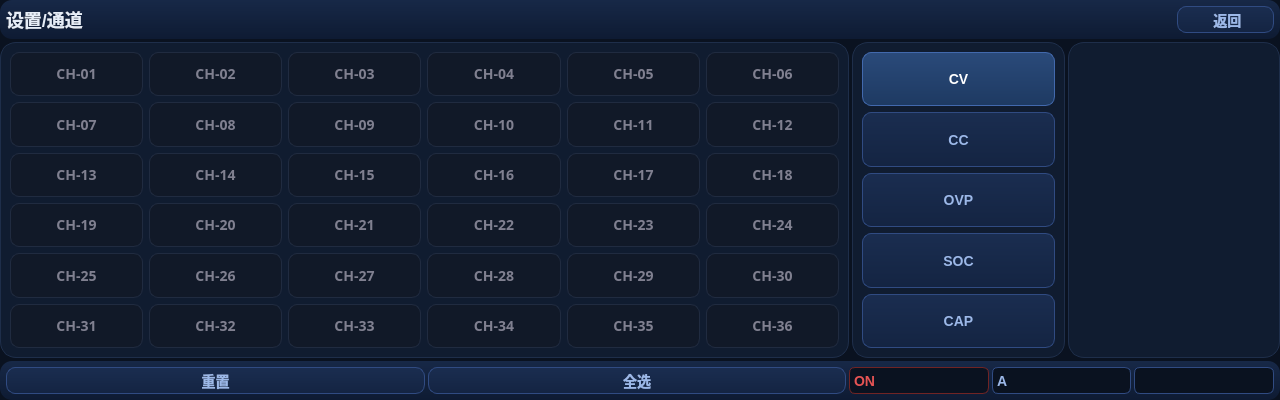
First picture: the form in widgets/interaction/channelsetpage.ui, repository housir-debug/Leacesy_M3506, before the edit.
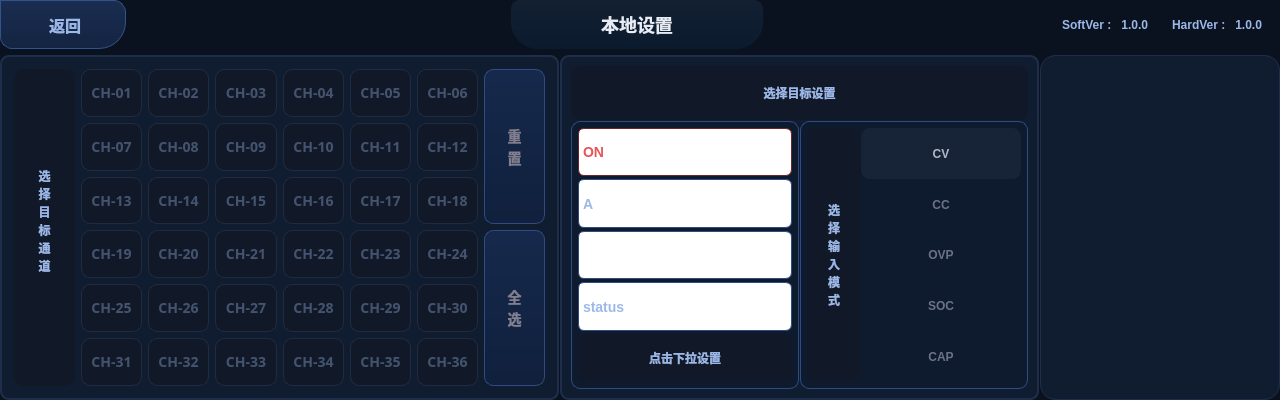
Second picture: the form after the edit. Icons and pictures are not drawn. Custom widgets are drawn as their Qt base class.

Commit message: fix:升级通道卡片和通道页面UI,升级设置通道页面和设备设置页面

What changed in the file:
```diff
--- a/widgets/interaction/channelsetpage.ui
+++ b/widgets/interaction/channelsetpage.ui
@@ -42,11 +42,65 @@
   <property name="styleSheet">
    <string notr="true">* {
     font-family: &quot;WenQuanYi Micro Hei&quot;;
-	background-color: #0A1220;
 	border: none;
+}#channelsetting{
+	background-color: #0A1220;
 }
 
-#channelsetting QComboBox {
+#channelsetting #page_label {
+	background: qlineargradient(x1:0,y1:0,x2:0,y2:1,stop:0 #122032,stop:1 #0C1A2E);
+	font-weight: bold;
+	font-size: 18px;
+	color: #E6EDF7;
+	border-bottom-left-radius: 27px;
+    border-bottom-right-radius: 27px;
+}#channelsetting #softver_label,
+#channelsetting #hardver_label{
+	background: transparent;
+	font-size: 12px;
+	font-weight: bold;
+	color: #9CB8E8;
+}#channelsetting #back_pushButton{
+	background: qlineargradient(x1:0, y1:0, x2:0, y2:1,stop:0 #1A2D50, stop:1 #142442);
+	border: 1.2px solid #34528c;
+    font-weight: bold;
+	font-size: 16px;
+	color: #9CB8E8;
+	border-top-right-radius: 12px;
+	border-bottom-left-radius: 12px;
+	border-bottom-right-radius: 27px;
+}
+
+#channelsetting #chselectframe,
+#channelsetting #frame_3{
+    background-color: #101C30;
+    border: 1.8px solid #1E2E4A; 
+    border-radius: 9px;
+}#channelsetting QLabel{
+	background: #111928;
+	border-radius: 9px;
+	font-weight: bold;
+	font-size: 12px;
+	color: #9CB8E8;
+}#channelsetting #chselectframe QPushButton {
+    background: qlineargradient(x1:0, y1:0, x2:0, y2:1,stop:0 #16294C, stop:1 #10203D);
+    border: 1px solid #304b82;
+    border-radius: 9px;
+    font-weight: bold;
+	font-size: 14px;
+	color: #808090;
+}#channelsetting #chselectframe QPushButton:checked,
+#channelsetting #chselectframe QPushButton:pressed {
+    background: qlineargradient(x1:0, y1:0, x2:0, y2:1,stop:0 #2A4A7A, stop:1 #1E3A62);
+    border: 1.8px solid #4269ad;
+    color: #FFFFFF;
+}#channelsetting #chselectframe QPushButton:disabled {
+    background: #111928;
+    border: 1px solid #202b40;
+    color: #445470;
+}
+
+#channelsetting #frame_3 QComboBox {
     background: qlineargradient(x1:0, y1:0, x2:0, y2:1,
                 stop:0 #1A2D50, stop:1 #142442);
     border: 1px solid #304b82;
@@ -54,17 +108,13 @@
     color: #9CB8E8;
     font-size: 14px;
     font-weight: bold;
-}
-#channelsetting QComboBox:disabled {
+}#channelsetting #frame_3 QComboBox:disabled {
     background: #111928;
     border: 1px solid #202b40;
     color: #445470;
-}
-#channelsetting QComboBox::drop-down {
+}#channelsetting #frame_3 QComboBox::drop-down {
     background: transparent;
-}
-
-#channelsetting QComboBox QAbstractItemView {
+}#channelsetting #frame_3 QComboBox QAbstractItemView {
     background-color: #142442;
     border: 1px solid #304b82;
     border-radius: 9px;
@@ -74,82 +124,49 @@
     outline: none;
     selection-background-color: #2A4A7A;
     selection-color: #FFFFFF;
-}
-#channelsetting QComboBox QAbstractItemView::item {
+}#channelsetting #frame_3 QComboBox QAbstractItemView::item {
     background: transparent;
  	border-radius: 6px;
 	color: #9CB8E8;
 	min-height: 27px;
     padding: 2px 8px;
-}
-#channelsetting QComboBox QAbstractItemView::item:selected {
+}#channelsetting #frame_3 QComboBox QAbstractItemView::item:selected {
     background-color: #2A4A7A;
     color: #FFFFFF;
-}
-
-#channelsetting QPushButton {
-    background: qlineargradient(x1:0, y1:0, x2:0, y2:1,stop:0 #1A2D50, stop:1 #142442);
-    border: 1px solid #304b82;
-    border-radius: 9px;
-    font-weight: bold;
-	font-size: 14px;
-	color: #9CB8E8;
-}
-#channelsetting QPushButton:pressed {
-    background: #195c3c;
-    border-color: #37b677;
-    color: #ffffff;
-}
-#channelsetting QPushButton:disabled {
-    background: #111928;
-    border: 1px solid #202b40;
-    color: #445470;
-}
-
-#channelsetting #page_label {
-    background: transparent;
-    border: none;
-	font-weight: bold;
-	font-size: 18px;
-	color: #E6EDF7;
-}
-#channelsetting #frame_5,
-#channelsetting #frame_6 {
-    background: qlineargradient(x1:0, y1:0, x2:0, y2:1,stop:0 #172847, stop:1 #0E1B33);
- 	border-radius: 12px;
-    border: none;
-}
-
-#channelsetting #chselectframe,
-#channelsetting #frame_3,
-#channelsetting #keyframe {
-    background-color: #101C30;
-    border: 1px solid #1E2E4A; 
-    border-radius: 16px;
-}
-#channelsetting #chselectframe QPushButton {
-    color: #808090;
-}
-#channelsetting #frame_3 QPushButton:checked,
-#channelsetting #chselectframe QPushButton:checked {
-    background: qlineargradient(x1:0, y1:0, x2:0, y2:1,stop:0 #2A4A7A, stop:1 #1E3A62);
-    border: 1px solid #4269ad;
-    color: #FFFFFF;
-}
-
-#channelsetting #onoff_comboBox{
+}#channelsetting #frame_3 #onoff_comboBox{
     color: #e65454;
     border-color: #702424;
-}
-#channelsetting #onoff_comboBox[Outputed=true]{
+}#channelsetting #frame_3 #onoff_comboBox[Outputed=true]{
     color: #34b979;
     border-color: #1f5c40;
+}
+
+#channelsetting #frame_3 #frame_2,
+#channelsetting #frame_3 #frame{
+	background-color: #0E1A2E;
+	border: 1.2px solid #304b82;
+	border-radius: 9px;
+}#channelsetting #frame_3  #frame QPushButton {
+	background-color: transparent; 
+	border-radius: 9px;
+    font-weight: bold;
+	font-size: 12px;
+	color: #6A7288; 
+}#channelsetting #frame_3  #frame QPushButton:checked{
+    background-color: rgba(255, 255, 255, 0.04);
+	color: #B0B8C5;
+}
+
+#channelsetting #keyframe {
+    background-color: #101C30;
+    border: 1px solid #1E2E4A; 
+    border-radius: 16px;
 }</string>
   </property>
   <property name="locale">
    <locale language="Chinese" country="China"/>
   </property>
-  <layout class="QGridLayout" name="gridLayout_2" rowstretch="1,8,1" columnstretch="4,1,1">
+  <layout class="QGridLayout" name="gridLayout_2" rowstretch="1,7" columnstretch="7,6,3">
    <property name="leftMargin">
     <number>0</number>
    </property>
@@ -162,9 +179,34 @@
    <property name="bottomMargin">
     <number>0</number>
    </property>
-   <property name="spacing">
-    <number>3</number>
+   <property name="horizontalSpacing">
+    <number>1</number>
    </property>
+   <property name="verticalSpacing">
+    <number>6</number>
+   </property>
+   <item row="1" column="2">
+    <widget class="numberkeypad" name="keyframe">
+     <property name="cursor">
+      <cursorShape>BlankCursor</cursorShape>
+     </property>
+     <property name="contextMenuPolicy">
+      <enum>Qt::NoContextMenu</enum>
+     </property>
+     <property name="styleSheet">
+      <string notr="true"/>
+     </property>
+     <property name="frameShape">
+      <enum>QFrame::NoFrame</enum>
+     </property>
+     <property name="frameShadow">
+      <enum>QFrame::Plain</enum>
+     </property>
+     <property name="lineWidth">
+      <number>0</number>
+     </property>
+    </widget>
+   </item>
    <item row="0" column="0" colspan="3">
     <widget class="QFrame" name="frame_5">
      <property name="cursor">
@@ -182,35 +224,22 @@
      <property name="lineWidth">
       <number>0</number>
      </property>
-     <layout class="QHBoxLayout" name="horizontalLayout" stretch="12,1">
+     <layout class="QHBoxLayout" name="horizontalLayout" stretch="2,6,4,6,2">
+      <property name="spacing">
+       <number>6</number>
+      </property>
       <property name="leftMargin">
-       <number>6</number>
+       <number>0</number>
       </property>
       <property name="topMargin">
-       <number>6</number>
+       <number>0</number>
       </property>
       <property name="rightMargin">
-       <number>6</number>
+       <number>0</number>
       </property>
       <property name="bottomMargin">
-       <number>6</number>
-      </property>
-      <item>
-       <widget class="QLabel" name="page_label">
-        <property name="cursor">
-         <cursorShape>BlankCursor</cursorShape>
-        </property>
-        <property name="contextMenuPolicy">
-         <enum>Qt::NoContextMenu</enum>
-        </property>
-        <property name="lineWidth">
          <number>0</number>
         </property>
-        <property name="text">
-         <string>设置/通道</string>
-        </property>
-       </widget>
-      </item>
       <item>
        <widget class="QPushButton" name="back_pushButton">
         <property name="sizePolicy">
@@ -237,6 +266,76 @@
         </property>
        </widget>
       </item>
+      <item>
+       <spacer name="horizontalSpacer">
+        <property name="orientation">
+         <enum>Qt::Horizontal</enum>
+        </property>
+        <property name="sizeHint" stdset="0">
+         <size>
+          <width>40</width>
+          <height>20</height>
+         </size>
+        </property>
+       </spacer>
+      </item>
+      <item>
+       <widget class="QLabel" name="page_label">
+        <property name="cursor">
+         <cursorShape>BlankCursor</cursorShape>
+        </property>
+        <property name="contextMenuPolicy">
+         <enum>Qt::NoContextMenu</enum>
+        </property>
+        <property name="lineWidth">
+         <number>0</number>
+        </property>
+        <property name="text">
+         <string>本地设置</string>
+        </property>
+        <property name="alignment">
+         <set>Qt::AlignCenter</set>
+        </property>
+       </widget>
+      </item>
+      <item>
+       <widget class="QLabel" name="softver_label">
+        <property name="cursor">
+         <cursorShape>BlankCursor</cursorShape>
+        </property>
+        <property name="contextMenuPolicy">
+         <enum>Qt::NoContextMenu</enum>
+        </property>
+        <property name="lineWidth">
+         <number>0</number>
+        </property>
+        <property name="text">
+         <string>SoftVer :   1.0.0</string>
+        </property>
+        <property name="alignment">
+         <set>Qt::AlignRight|Qt::AlignTrailing|Qt::AlignVCenter</set>
+        </property>
+       </widget>
+      </item>
+      <item>
+       <widget class="QLabel" name="hardver_label">
+        <property name="cursor">
+         <cursorShape>BlankCursor</cursorShape>
+        </property>
+        <property name="contextMenuPolicy">
+         <enum>Qt::NoContextMenu</enum>
+        </property>
+        <property name="lineWidth">
+         <number>0</number>
+        </property>
+        <property name="text">
+         <string>HardVer :   1.0.0</string>
+        </property>
+        <property name="alignment">
+         <set>Qt::AlignCenter</set>
+        </property>
+       </widget>
+      </item>
      </layout>
     </widget>
    </item>
@@ -260,23 +359,45 @@
      <property name="lineWidth">
       <number>0</number>
      </property>
-     <layout class="QGridLayout" name="gridLayout">
+     <layout class="QGridLayout" name="gridLayout" rowstretch="1,1,1,1,1,1" columnstretch="1,1,1,1,1,1,1,1">
       <property name="leftMargin">
-       <number>9</number>
+       <number>12</number>
       </property>
       <property name="topMargin">
-       <number>9</number>
+       <number>12</number>
       </property>
       <property name="rightMargin">
-       <number>9</number>
+       <number>12</number>
       </property>
       <property name="bottomMargin">
-       <number>9</number>
+       <number>12</number>
       </property>
-      <property name="spacing">
-       <number>6</number>
-      </property>
-      <item row="0" column="0">
+      <item row="0" column="0" rowspan="6">
+       <widget class="QLabel" name="selectch_label">
+        <property name="cursor">
+         <cursorShape>BlankCursor</cursorShape>
+        </property>
+        <property name="contextMenuPolicy">
+         <enum>Qt::NoContextMenu</enum>
+        </property>
+        <property name="lineWidth">
+         <number>0</number>
+        </property>
+        <property name="text">
+         <string>选
+择
+目
+标
+通
+道
+</string>
+        </property>
+        <property name="alignment">
+         <set>Qt::AlignCenter</set>
+        </property>
+       </widget>
+      </item>
+      <item row="0" column="1">
        <widget class="QPushButton" name="pushButton1">
         <property name="enabled">
          <bool>false</bool>
@@ -315,7 +436,7 @@
         </property>
        </widget>
       </item>
-      <item row="0" column="1">
+      <item row="0" column="2">
        <widget class="QPushButton" name="pushButton2">
         <property name="enabled">
          <bool>false</bool>
@@ -354,7 +475,7 @@
         </property>
        </widget>
       </item>
-      <item row="0" column="2">
+      <item row="0" column="3">
        <widget class="QPushButton" name="pushButton3">
         <property name="enabled">
          <bool>false</bool>
@@ -393,7 +514,7 @@
         </property>
        </widget>
       </item>
-      <item row="0" column="3">
+      <item row="0" column="4">
        <widget class="QPushButton" name="pushButton4">
         <property name="enabled">
          <bool>false</bool>
@@ -432,7 +553,7 @@
         </property>
        </widget>
       </item>
-      <item row="0" column="4">
+      <item row="0" column="5">
        <widget class="QPushButton" name="pushButton5">
         <property name="enabled">
          <bool>false</bool>
@@ -471,7 +592,7 @@
         </property>
        </widget>
       </item>
-      <item row="0" column="5">
+      <item row="0" column="6">
        <widget class="QPushButton" name="pushButton6">
         <property name="enabled">
          <bool>false</bool>
@@ -510,7 +631,30 @@
         </property>
        </widget>
       </item>
-      <item row="1" column="0">
+      <item row="0" column="7" rowspan="3">
+       <widget class="QPushButton" name="allFO_pushButton">
+        <property name="sizePolicy">
+         <sizepolicy hsizetype="Preferred" vsizetype="Preferred">
+          <horstretch>0</horstretch>
+          <verstretch>0</verstretch>
+         </sizepolicy>
+        </property>
+        <property name="cursor">
+         <cursorShape>BlankCursor</cursorShape>
+        </property>
+        <property name="focusPolicy">
+         <enum>Qt::NoFocus</enum>
+        </property>
+        <property name="contextMenuPolicy">
+         <enum>Qt::NoContextMenu</enum>
+        </property>
+        <property name="text">
+         <string>重
+置</string>
+        </property>
+       </widget>
+      </item>
+      <item row="1" column="1">
        <widget class="QPushButton" name="pushButton7">
         <property name="enabled">
          <bool>false</bool>
@@ -549,7 +693,7 @@
         </property>
        </widget>
       </item>
-      <item row="1" column="1">
+      <item row="1" column="2">
        <widget class="QPushButton" name="pushButton8">
         <property name="enabled">
          <bool>false</bool>
@@ -588,7 +732,7 @@
         </property>
        </widget>
       </item>
-      <item row="1" column="2">
+      <item row="1" column="3">
        <widget class="QPushButton" name="pushButton9">
         <property name="enabled">
          <bool>false</bool>
@@ -627,7 +771,7 @@
         </property>
        </widget>
       </item>
-      <item row="1" column="3">
+      <item row="1" column="4">
        <widget class="QPushButton" name="pushButton10">
         <property name="enabled">
          <bool>false</bool>
@@ -666,7 +810,7 @@
         </property>
        </widget>
       </item>
-      <item row="1" column="4">
+      <item row="1" column="5">
        <widget class="QPushButton" name="pushButton11">
         <property name="enabled">
          <bool>false</bool>
@@ -702,7 +846,7 @@
         </property>
        </widget>
       </item>
-      <item row="1" column="5">
+      <item row="1" column="6">
        <widget class="QPushButton" name="pushButton12">
         <property name="enabled">
          <bool>false</bool>
@@ -738,7 +882,7 @@
         </property>
        </widget>
       </item>
-      <item row="2" column="0">
+      <item row="2" column="1">
        <widget class="QPushButton" name="pushButton13">
         <property name="enabled">
          <bool>false</bool>
@@ -774,7 +918,7 @@
         </property>
        </widget>
       </item>
-      <item row="2" column="1">
+      <item row="2" column="2">
        <widget class="QPushButton" name="pushButton14">
         <property name="enabled">
          <bool>false</bool>
@@ -810,7 +954,7 @@
         </property>
        </widget>
       </item>
-      <item row="2" column="2">
+      <item row="2" column="3">
        <widget class="QPushButton" name="pushButton15">
         <property name="enabled">
          <bool>false</bool>
@@ -846,7 +990,7 @@
         </property>
        </widget>
       </item>
-      <item row="2" column="3">
+      <item row="2" column="4">
        <widget class="QPushButton" name="pushButton16">
         <property name="enabled">
          <bool>false</bool>
@@ -885,7 +1029,7 @@
         </property>
        </widget>
       </item>
-      <item row="2" column="4">
+      <item row="2" column="5">
        <widget class="QPushButton" name="pushButton17">
         <property name="enabled">
          <bool>false</bool>
@@ -921,7 +1065,7 @@
         </property>
        </widget>
       </item>
-      <item row="2" column="5">
+      <item row="2" column="6">
        <widget class="QPushButton" name="pushButton18">
         <property name="enabled">
          <bool>false</bool>
@@ -957,7 +1101,7 @@
         </property>
        </widget>
       </item>
-      <item row="3" column="0">
+      <item row="3" column="1">
        <widget class="QPushButton" name="pushButton19">
         <property name="enabled">
          <bool>false</bool>
@@ -993,7 +1137,7 @@
         </property>
        </widget>
       </item>
-      <item row="3" column="1">
+      <item row="3" column="2">
        <widget class="QPushButton" name="pushButton20">
         <property name="enabled">
          <bool>false</bool>
@@ -1029,7 +1173,7 @@
         </property>
        </widget>
       </item>
-      <item row="3" column="2">
+      <item row="3" column="3">
        <widget class="QPushButton" name="pushButton21">
         <property name="enabled">
          <bool>false</bool>
@@ -1068,7 +1212,7 @@
         </property>
        </widget>
       </item>
-      <item row="3" column="3">
+      <item row="3" column="4">
        <widget class="QPushButton" name="pushButton22">
         <property name="enabled">
          <bool>false</bool>
@@ -1104,7 +1248,7 @@
         </property>
        </widget>
       </item>
-      <item row="3" column="4">
+      <item row="3" column="5">
        <widget class="QPushButton" name="pushButton23">
         <property name="enabled">
          <bool>false</bool>
@@ -1140,7 +1284,7 @@
         </property>
        </widget>
       </item>
-      <item row="3" column="5">
+      <item row="3" column="6">
        <widget class="QPushButton" name="pushButton24">
         <property name="enabled">
          <bool>false</bool>
@@ -1176,7 +1320,30 @@
         </property>
        </widget>
       </item>
-      <item row="4" column="0">
+      <item row="3" column="7" rowspan="3">
+       <widget class="QPushButton" name="allNO_pushButton">
+        <property name="sizePolicy">
+         <sizepolicy hsizetype="Preferred" vsizetype="Preferred">
+          <horstretch>0</horstretch>
+          <verstretch>0</verstretch>
+         </sizepolicy>
+        </property>
+        <property name="cursor">
+         <cursorShape>BlankCursor</cursorShape>
+        </property>
+        <property name="focusPolicy">
+         <enum>Qt::NoFocus</enum>
+        </property>
+        <property name="contextMenuPolicy">
+         <enum>Qt::NoContextMenu</enum>
+        </property>
+        <property name="text">
+         <string>全
+选</string>
+        </property>
+       </widget>
+      </item>
+      <item row="4" column="1">
        <widget class="QPushButton" name="pushButton25">
         <property name="enabled">
          <bool>false</bool>
@@ -1212,7 +1379,7 @@
         </property>
        </widget>
       </item>
-      <item row="4" column="1">
+      <item row="4" column="2">
        <widget class="QPushButton" name="pushButton26">
         <property name="enabled">
          <bool>false</bool>
@@ -1248,7 +1415,7 @@
         </property>
        </widget>
       </item>
-      <item row="4" column="2">
+      <item row="4" column="3">
        <widget class="QPushButton" name="pushButton27">
         <property name="enabled">
          <bool>false</bool>
@@ -1284,7 +1451,7 @@
         </property>
        </widget>
       </item>
-      <item row="4" column="3">
+      <item row="4" column="4">
        <widget class="QPushButton" name="pushButton28">
         <property name="enabled">
          <bool>false</bool>
@@ -1323,7 +1490,7 @@
         </property>
        </widget>
       </item>
-      <item row="4" column="4">
+      <item row="4" column="5">
        <widget class="QPushButton" name="pushButton29">
         <property name="enabled">
          <bool>false</bool>
@@ -1359,7 +1526,7 @@
         </property>
        </widget>
       </item>
-      <item row="4" column="5">
+      <item row="4" column="6">
        <widget class="QPushButton" name="pushButton30">
         <property name="enabled">
          <bool>false</bool>
@@ -1395,7 +1562,7 @@
         </property>
        </widget>
       </item>
-      <item row="5" column="0">
+      <item row="5" column="1">
        <widget class="QPushButton" name="pushButton31">
         <property name="enabled">
          <bool>false</bool>
@@ -1431,7 +1598,7 @@
         </property>
        </widget>
       </item>
-      <item row="5" column="1">
+      <item row="5" column="2">
        <widget class="QPushButton" name="pushButton32">
         <property name="enabled">
          <bool>false</bool>
@@ -1467,7 +1634,7 @@
         </property>
        </widget>
       </item>
-      <item row="5" column="2">
+      <item row="5" column="3">
        <widget class="QPushButton" name="pushButton33">
         <property name="enabled">
          <bool>false</bool>
@@ -1503,7 +1670,7 @@
         </property>
        </widget>
       </item>
-      <item row="5" column="3">
+      <item row="5" column="4">
        <widget class="QPushButton" name="pushButton34">
         <property name="enabled">
          <bool>false</bool>
@@ -1539,7 +1706,7 @@
         </property>
        </widget>
       </item>
-      <item row="5" column="4">
+      <item row="5" column="5">
        <widget class="QPushButton" name="pushButton35">
         <property name="enabled">
          <bool>false</bool>
@@ -1578,7 +1745,7 @@
         </property>
        </widget>
       </item>
-      <item row="5" column="5">
+      <item row="5" column="6">
        <widget class="QPushButton" name="pushButton36">
         <property name="enabled">
          <bool>false</bool>
@@ -1637,8 +1804,271 @@
      <property name="lineWidth">
       <number>0</number>
      </property>
-     <layout class="QVBoxLayout" name="verticalLayout_2">
+     <layout class="QGridLayout" name="gridLayout_4" rowstretch="1,5" columnstretch="1,1">
+      <property name="spacing">
+       <number>1</number>
+      </property>
+      <item row="0" column="0" colspan="2">
+       <widget class="QLabel" name="selectmode_label">
+        <property name="cursor">
+         <cursorShape>BlankCursor</cursorShape>
+        </property>
+        <property name="contextMenuPolicy">
+         <enum>Qt::NoContextMenu</enum>
+        </property>
+        <property name="lineWidth">
+         <number>0</number>
+        </property>
+        <property name="text">
+         <string>选择目标设置</string>
+        </property>
+        <property name="alignment">
+         <set>Qt::AlignCenter</set>
+        </property>
+       </widget>
+      </item>
+      <item row="1" column="0">
+       <widget class="QFrame" name="frame_2">
+        <property name="frameShape">
+         <enum>QFrame::NoFrame</enum>
+        </property>
+        <property name="frameShadow">
+         <enum>QFrame::Plain</enum>
+        </property>
+        <property name="lineWidth">
+         <number>0</number>
+        </property>
+        <layout class="QVBoxLayout" name="verticalLayout_2" stretch="1,1,1,1,1">
+         <property name="spacing">
+          <number>3</number>
+         </property>
+         <property name="leftMargin">
+          <number>6</number>
+         </property>
+         <property name="topMargin">
+          <number>6</number>
+         </property>
+         <property name="rightMargin">
+          <number>6</number>
+         </property>
+         <property name="bottomMargin">
+          <number>6</number>
+         </property>
       <item>
+          <widget class="QComboBox" name="onoff_comboBox">
+           <property name="sizePolicy">
+            <sizepolicy hsizetype="Preferred" vsizetype="Preferred">
+             <horstretch>0</horstretch>
+             <verstretch>0</verstretch>
+            </sizepolicy>
+           </property>
+           <property name="cursor">
+            <cursorShape>BlankCursor</cursorShape>
+           </property>
+           <property name="focusPolicy">
+            <enum>Qt::NoFocus</enum>
+           </property>
+           <property name="contextMenuPolicy">
+            <enum>Qt::NoContextMenu</enum>
+           </property>
+           <property name="layoutDirection">
+            <enum>Qt::LeftToRight</enum>
+           </property>
+           <property name="styleSheet">
+            <string notr="true"/>
+           </property>
+           <property name="currentText">
+            <string>ON</string>
+           </property>
+           <property name="currentIndex">
+            <number>0</number>
+           </property>
+           <property name="maxVisibleItems">
+            <number>6</number>
+           </property>
+           <property name="maxCount">
+            <number>9</number>
+           </property>
+           <property name="Outputed" stdset="0">
+            <bool>true</bool>
+           </property>
+           <item>
+            <property name="text">
+             <string>ON</string>
+            </property>
+           </item>
+           <item>
+            <property name="text">
+             <string>OFF</string>
+            </property>
+           </item>
+          </widget>
+         </item>
+         <item>
+          <widget class="QComboBox" name="unit_comboBox">
+           <property name="sizePolicy">
+            <sizepolicy hsizetype="Preferred" vsizetype="Preferred">
+             <horstretch>0</horstretch>
+             <verstretch>0</verstretch>
+            </sizepolicy>
+           </property>
+           <property name="cursor">
+            <cursorShape>BlankCursor</cursorShape>
+           </property>
+           <property name="focusPolicy">
+            <enum>Qt::NoFocus</enum>
+           </property>
+           <property name="contextMenuPolicy">
+            <enum>Qt::NoContextMenu</enum>
+           </property>
+           <property name="currentText">
+            <string>A</string>
+           </property>
+           <property name="maxVisibleItems">
+            <number>6</number>
+           </property>
+           <property name="maxCount">
+            <number>9</number>
+           </property>
+           <property name="modelColumn">
+            <number>0</number>
+           </property>
+           <item>
+            <property name="text">
+             <string>A</string>
+            </property>
+           </item>
+           <item>
+            <property name="text">
+             <string>mA</string>
+            </property>
+           </item>
+           <item>
+            <property name="text">
+             <string>AUTO</string>
+            </property>
+           </item>
+          </widget>
+         </item>
+         <item>
+          <widget class="QComboBox" name="model_comboBox">
+           <property name="sizePolicy">
+            <sizepolicy hsizetype="Preferred" vsizetype="Preferred">
+             <horstretch>0</horstretch>
+             <verstretch>0</verstretch>
+            </sizepolicy>
+           </property>
+           <property name="cursor">
+            <cursorShape>BlankCursor</cursorShape>
+           </property>
+           <property name="focusPolicy">
+            <enum>Qt::NoFocus</enum>
+           </property>
+           <property name="contextMenuPolicy">
+            <enum>Qt::NoContextMenu</enum>
+           </property>
+           <property name="maxVisibleItems">
+            <number>6</number>
+           </property>
+           <property name="maxCount">
+            <number>9</number>
+           </property>
+          </widget>
+         </item>
+         <item>
+          <widget class="QComboBox" name="cardpage_comboBox">
+           <property name="sizePolicy">
+            <sizepolicy hsizetype="Preferred" vsizetype="Preferred">
+             <horstretch>0</horstretch>
+             <verstretch>0</verstretch>
+            </sizepolicy>
+           </property>
+           <item>
+            <property name="text">
+             <string>status</string>
+            </property>
+           </item>
+           <item>
+            <property name="text">
+             <string>version</string>
+            </property>
+           </item>
+          </widget>
+         </item>
+         <item>
+          <widget class="QLabel" name="combo_label">
+           <property name="cursor">
+            <cursorShape>BlankCursor</cursorShape>
+           </property>
+           <property name="contextMenuPolicy">
+            <enum>Qt::NoContextMenu</enum>
+           </property>
+           <property name="lineWidth">
+            <number>0</number>
+           </property>
+           <property name="text">
+            <string>点击下拉设置</string>
+           </property>
+           <property name="alignment">
+            <set>Qt::AlignCenter</set>
+           </property>
+          </widget>
+         </item>
+        </layout>
+       </widget>
+      </item>
+      <item row="1" column="1">
+       <widget class="QFrame" name="frame">
+        <property name="frameShape">
+         <enum>QFrame::NoFrame</enum>
+        </property>
+        <property name="frameShadow">
+         <enum>QFrame::Plain</enum>
+        </property>
+        <property name="lineWidth">
+         <number>0</number>
+        </property>
+        <layout class="QGridLayout" name="gridLayout_3" rowstretch="1,1,1,1,1" columnstretch="1,3">
+         <property name="leftMargin">
+          <number>6</number>
+         </property>
+         <property name="topMargin">
+          <number>6</number>
+         </property>
+         <property name="rightMargin">
+          <number>6</number>
+         </property>
+         <property name="bottomMargin">
+          <number>6</number>
+         </property>
+         <property name="spacing">
+          <number>0</number>
+         </property>
+         <item row="0" column="0" rowspan="5">
+          <widget class="QLabel" name="keyinput_label">
+           <property name="cursor">
+            <cursorShape>BlankCursor</cursorShape>
+           </property>
+           <property name="contextMenuPolicy">
+            <enum>Qt::NoContextMenu</enum>
+           </property>
+           <property name="lineWidth">
+            <number>0</number>
+           </property>
+           <property name="text">
+            <string>选
+择
+输
+入
+模
+式</string>
+           </property>
+           <property name="alignment">
+            <set>Qt::AlignCenter</set>
+           </property>
+          </widget>
+         </item>
+         <item row="0" column="1">
        <widget class="QPushButton" name="cv_pushButton">
         <property name="sizePolicy">
          <sizepolicy hsizetype="Preferred" vsizetype="Preferred">
@@ -1669,7 +2099,7 @@
         </attribute>
        </widget>
       </item>
-      <item>
+         <item row="1" column="1">
        <widget class="QPushButton" name="cc_pushButton">
         <property name="sizePolicy">
          <sizepolicy hsizetype="Preferred" vsizetype="Preferred">
@@ -1700,7 +2130,7 @@
         </attribute>
        </widget>
       </item>
-      <item>
+         <item row="2" column="1">
        <widget class="QPushButton" name="ovp_pushButton">
         <property name="sizePolicy">
          <sizepolicy hsizetype="Preferred" vsizetype="Preferred">
@@ -1731,7 +2161,7 @@
         </attribute>
        </widget>
       </item>
-      <item>
+         <item row="3" column="1">
        <widget class="QPushButton" name="soc_pushButton">
         <property name="sizePolicy">
          <sizepolicy hsizetype="Preferred" vsizetype="Preferred">
@@ -1762,7 +2192,7 @@
         </attribute>
        </widget>
       </item>
-      <item>
+         <item row="4" column="1">
        <widget class="QPushButton" name="cap_pushButton">
         <property name="sizePolicy">
          <sizepolicy hsizetype="Preferred" vsizetype="Preferred">
@@ -1794,223 +2224,6 @@
        </widget>
       </item>
      </layout>
-    </widget>
-   </item>
-   <item row="1" column="2">
-    <widget class="numberkeypad" name="keyframe">
-     <property name="cursor">
-      <cursorShape>BlankCursor</cursorShape>
-     </property>
-     <property name="contextMenuPolicy">
-      <enum>Qt::NoContextMenu</enum>
-     </property>
-     <property name="styleSheet">
-      <string notr="true"/>
-     </property>
-     <property name="frameShape">
-      <enum>QFrame::NoFrame</enum>
-     </property>
-     <property name="frameShadow">
-      <enum>QFrame::Plain</enum>
-     </property>
-     <property name="lineWidth">
-      <number>0</number>
-     </property>
-    </widget>
-   </item>
-   <item row="2" column="0" colspan="3">
-    <widget class="QFrame" name="frame_6">
-     <property name="cursor">
-      <cursorShape>BlankCursor</cursorShape>
-     </property>
-     <property name="contextMenuPolicy">
-      <enum>Qt::NoContextMenu</enum>
-     </property>
-     <property name="frameShape">
-      <enum>QFrame::NoFrame</enum>
-     </property>
-     <property name="frameShadow">
-      <enum>QFrame::Plain</enum>
-     </property>
-     <property name="lineWidth">
-      <number>0</number>
-     </property>
-     <layout class="QHBoxLayout" name="horizontalLayout_2" stretch="3,3,1,1,1">
-      <property name="spacing">
-       <number>3</number>
-      </property>
-      <property name="leftMargin">
-       <number>6</number>
-      </property>
-      <property name="topMargin">
-       <number>6</number>
-      </property>
-      <property name="rightMargin">
-       <number>6</number>
-      </property>
-      <property name="bottomMargin">
-       <number>6</number>
-      </property>
-      <item>
-       <widget class="QPushButton" name="allFO_pushButton">
-        <property name="sizePolicy">
-         <sizepolicy hsizetype="Preferred" vsizetype="Preferred">
-          <horstretch>0</horstretch>
-          <verstretch>0</verstretch>
-         </sizepolicy>
-        </property>
-        <property name="cursor">
-         <cursorShape>BlankCursor</cursorShape>
-        </property>
-        <property name="focusPolicy">
-         <enum>Qt::NoFocus</enum>
-        </property>
-        <property name="contextMenuPolicy">
-         <enum>Qt::NoContextMenu</enum>
-        </property>
-        <property name="text">
-         <string>重置</string>
-        </property>
-       </widget>
-      </item>
-      <item>
-       <widget class="QPushButton" name="allNO_pushButton">
-        <property name="sizePolicy">
-         <sizepolicy hsizetype="Preferred" vsizetype="Preferred">
-          <horstretch>0</horstretch>
-          <verstretch>0</verstretch>
-         </sizepolicy>
-        </property>
-        <property name="cursor">
-         <cursorShape>BlankCursor</cursorShape>
-        </property>
-        <property name="focusPolicy">
-         <enum>Qt::NoFocus</enum>
-        </property>
-        <property name="contextMenuPolicy">
-         <enum>Qt::NoContextMenu</enum>
-        </property>
-        <property name="text">
-         <string>全选</string>
-        </property>
-       </widget>
-      </item>
-      <item>
-       <widget class="QComboBox" name="onoff_comboBox">
-        <property name="sizePolicy">
-         <sizepolicy hsizetype="Preferred" vsizetype="Preferred">
-          <horstretch>0</horstretch>
-          <verstretch>0</verstretch>
-         </sizepolicy>
-        </property>
-        <property name="cursor">
-         <cursorShape>BlankCursor</cursorShape>
-        </property>
-        <property name="focusPolicy">
-         <enum>Qt::NoFocus</enum>
-        </property>
-        <property name="contextMenuPolicy">
-         <enum>Qt::NoContextMenu</enum>
-        </property>
-        <property name="styleSheet">
-         <string notr="true"/>
-        </property>
-        <property name="currentText">
-         <string>ON</string>
-        </property>
-        <property name="currentIndex">
-         <number>0</number>
-        </property>
-        <property name="maxVisibleItems">
-         <number>6</number>
-        </property>
-        <property name="maxCount">
-         <number>9</number>
-        </property>
-        <property name="Outputed" stdset="0">
-         <bool>true</bool>
-        </property>
-        <item>
-         <property name="text">
-          <string>ON</string>
-         </property>
-        </item>
-        <item>
-         <property name="text">
-          <string>OFF</string>
-         </property>
-        </item>
-       </widget>
-      </item>
-      <item>
-       <widget class="QComboBox" name="unit_comboBox">
-        <property name="sizePolicy">
-         <sizepolicy hsizetype="Preferred" vsizetype="Preferred">
-          <horstretch>0</horstretch>
-          <verstretch>0</verstretch>
-         </sizepolicy>
-        </property>
-        <property name="cursor">
-         <cursorShape>BlankCursor</cursorShape>
-        </property>
-        <property name="focusPolicy">
-         <enum>Qt::NoFocus</enum>
-        </property>
-        <property name="contextMenuPolicy">
-         <enum>Qt::NoContextMenu</enum>
-        </property>
-        <property name="currentText">
-         <string>A</string>
-        </property>
-        <property name="maxVisibleItems">
-         <number>6</number>
-        </property>
-        <property name="maxCount">
-         <number>9</number>
-        </property>
-        <property name="modelColumn">
-         <number>0</number>
-        </property>
-        <item>
-         <property name="text">
-          <string>A</string>
-         </property>
-        </item>
-        <item>
-         <property name="text">
-          <string>mA</string>
-         </property>
-        </item>
-        <item>
-         <property name="text">
-          <string>AUTO</string>
-         </property>
-        </item>
-       </widget>
-      </item>
-      <item>
-       <widget class="QComboBox" name="model_comboBox">
-        <property name="sizePolicy">
-         <sizepolicy hsizetype="Preferred" vsizetype="Preferred">
-          <horstretch>0</horstretch>
-          <verstretch>0</verstretch>
-         </sizepolicy>
-        </property>
-        <property name="cursor">
-         <cursorShape>BlankCursor</cursorShape>
-        </property>
-        <property name="focusPolicy">
-         <enum>Qt::NoFocus</enum>
-        </property>
-        <property name="contextMenuPolicy">
-         <enum>Qt::NoContextMenu</enum>
-        </property>
-        <property name="maxVisibleItems">
-         <number>6</number>
-        </property>
-        <property name="maxCount">
-         <number>9</number>
-        </property>
        </widget>
       </item>
      </layout>
```
Lines whose indentation alone changed are shown as unchanged. The commit also changes 16 other files.
